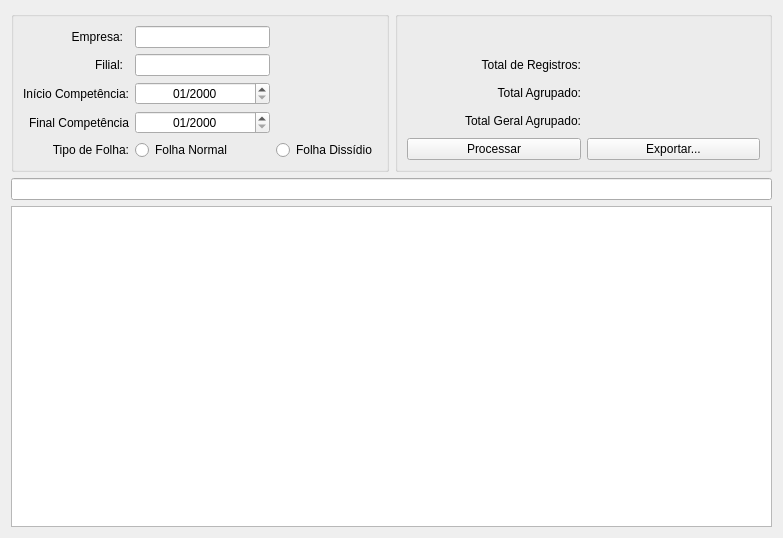
Before: the Qt Designer form planodecontas.ui in fallomermo/SeverinoToolKit, drawn with Qt 5.
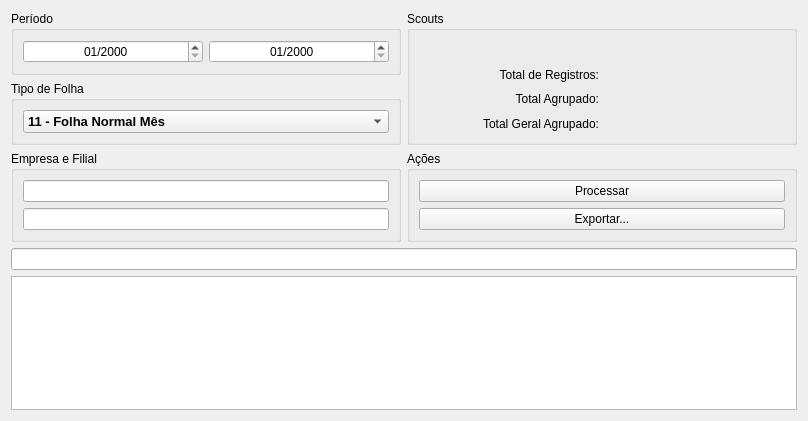
After: the same form once the commit is applied. Icons and pictures are not drawn.

```diff
--- a/planodecontas.ui
+++ b/planodecontas.ui
@@ -6,8 +6,8 @@
    <rect>
     <x>0</x>
     <y>0</y>
-    <width>783</width>
-    <height>538</height>
+    <width>808</width>
+    <height>421</height>
    </rect>
   </property>
   <property name="windowTitle">
@@ -17,24 +17,146 @@
    <string notr="true"/>
   </property>
   <layout class="QGridLayout" name="gridLayout_2">
-   <item row="4" column="0" colspan="4">
+   <item row="2" column="0" rowspan="2" colspan="2">
+    <widget class="QGroupBox" name="groupBox_Filtro">
+     <property name="title">
+      <string>Empresa e Filial</string>
+     </property>
+     <layout class="QGridLayout" name="gridLayout">
+      <item row="0" column="0">
+       <widget class="QLineEdit" name="campoIDEmpresa">
+        <property name="minimumSize">
+         <size>
+          <width>100</width>
+          <height>0</height>
+         </size>
+        </property>
+        <property name="clearButtonEnabled">
+         <bool>false</bool>
+        </property>
+       </widget>
+      </item>
+      <item row="1" column="0">
+       <widget class="QLineEdit" name="campoIDFilial">
+        <property name="minimumSize">
+         <size>
+          <width>100</width>
+          <height>0</height>
+         </size>
+        </property>
+        <property name="clearButtonEnabled">
+         <bool>false</bool>
+        </property>
+       </widget>
+      </item>
+     </layout>
+    </widget>
+   </item>
+   <item row="7" column="0" colspan="4">
     <widget class="QTableWidget" name="tableWidget">
      <property name="sortingEnabled">
       <bool>true</bool>
      </property>
     </widget>
    </item>
-   <item row="3" column="0" colspan="4">
+   <item row="6" column="0" colspan="4">
     <widget class="QLineEdit" name="campoPesquisarObjetosTabela">
      <property name="clearButtonEnabled">
       <bool>true</bool>
      </property>
     </widget>
    </item>
+   <item row="0" column="0" colspan="2">
+    <widget class="QGroupBox" name="groupBox_Filtro_3">
+     <property name="title">
+      <string>Período</string>
+     </property>
+     <layout class="QHBoxLayout" name="horizontalLayout">
+      <item>
+       <widget class="QDateEdit" name="campoInicioPeriodo">
+        <property name="minimumSize">
+         <size>
+          <width>100</width>
+          <height>0</height>
+         </size>
+        </property>
+        <property name="alignment">
+         <set>Qt::AlignCenter</set>
+        </property>
+        <property name="showGroupSeparator" stdset="0">
+         <bool>true</bool>
+        </property>
+        <property name="displayFormat">
+         <string>MM/yyyy</string>
+        </property>
+       </widget>
+      </item>
+      <item>
+       <widget class="QDateEdit" name="campoFinalPeriodo">
+        <property name="minimumSize">
+         <size>
+          <width>100</width>
+          <height>0</height>
+         </size>
+        </property>
+        <property name="alignment">
+         <set>Qt::AlignCenter</set>
+        </property>
+        <property name="showGroupSeparator" stdset="0">
+         <bool>true</bool>
+        </property>
+        <property name="displayFormat">
+         <string>MM/yyyy</string>
+        </property>
+       </widget>
+      </item>
+     </layout>
+    </widget>
+   </item>
+   <item row="1" column="0" colspan="2">
+    <widget class="QGroupBox" name="groupBox_Filtro_5">
+     <property name="title">
+      <string>Tipo de Folha</string>
+     </property>
+     <layout class="QHBoxLayout" name="horizontalLayout_3">
+      <item>
+       <widget class="QComboBox" name="comboBoxTiposCalculos">
+        <property name="font">
+         <font>
+          <pointsize>10</pointsize>
+          <weight>75</weight>
+          <bold>true</bold>
+         </font>
+        </property>
+        <item>
+         <property name="text">
+          <string>11 - Folha Normal Mês</string>
+         </property>
+        </item>
+        <item>
+         <property name="text">
+          <string>14 - Folha Complementar de Dissídio Coletivo</string>
+         </property>
+        </item>
+        <item>
+         <property name="text">
+          <string>31 - Folha de Adiantamento de 13º Salário</string>
+         </property>
+        </item>
+        <item>
+         <property name="text">
+          <string>32 - Folha de 13º - Integral</string>
+         </property>
+        </item>
+       </widget>
+      </item>
+     </layout>
+    </widget>
+   </item>
    <item row="0" column="2" rowspan="2" colspan="2">
     <widget class="QGroupBox" name="groupBox_Filtro_2">
      <property name="title">
-      <string/>
+      <string>Scouts</string>
      </property>
      <layout class="QGridLayout" name="gridLayout_6">
       <item row="1" column="0">
@@ -144,18 +266,16 @@
         </property>
        </widget>
       </item>
-      <item row="4" column="1">
-       <widget class="QPushButton" name="botaoExportar">
-        <property name="text">
-         <string>Exportar...</string>
-        </property>
-        <property name="icon">
-         <iconset resource="thema.qrc">
-          <normaloff>:/images/csv-file-format-extension.png</normaloff>:/images/csv-file-format-extension.png</iconset>
-        </property>
-       </widget>
-      </item>
-      <item row="4" column="0">
+     </layout>
+    </widget>
+   </item>
+   <item row="2" column="2" rowspan="2" colspan="2">
+    <widget class="QGroupBox" name="groupBox_Filtro_4">
+     <property name="title">
+      <string>Ações</string>
+     </property>
+     <layout class="QVBoxLayout" name="verticalLayout">
+      <item>
        <widget class="QPushButton" name="botaoProcessar">
         <property name="text">
          <string>Processar</string>
@@ -166,226 +286,17 @@
         </property>
        </widget>
       </item>
-     </layout>
-    </widget>
-   </item>
-   <item row="0" column="0" rowspan="2" colspan="2">
-    <widget class="QGroupBox" name="groupBox_Filtro">
-     <property name="title">
-      <string/>
-     </property>
-     <layout class="QGridLayout" name="gridLayout">
-      <item row="0" column="0">
-       <widget class="QLabel" name="label_7">
-        <property name="minimumSize">
-         <size>
-          <width>100</width>
-          <height>0</height>
-         </size>
-        </property>
-        <property name="maximumSize">
-         <size>
-          <width>81</width>
-          <height>16777215</height>
-         </size>
-        </property>
+      <item>
+       <widget class="QPushButton" name="botaoExportar">
         <property name="text">
-         <string>Empresa:</string>
+         <string>Exportar...</string>
         </property>
-        <property name="alignment">
-         <set>Qt::AlignRight|Qt::AlignTrailing|Qt::AlignVCenter</set>
+        <property name="icon">
+         <iconset resource="thema.qrc">
+          <normaloff>:/images/csv-file-format-extension.png</normaloff>:/images/csv-file-format-extension.png</iconset>
         </property>
        </widget>
       </item>
-      <item row="2" column="1">
-       <widget class="QDateEdit" name="campoInicioPeriodo">
-        <property name="minimumSize">
-         <size>
-          <width>100</width>
-          <height>0</height>
-         </size>
-        </property>
-        <property name="alignment">
-         <set>Qt::AlignCenter</set>
-        </property>
-        <property name="showGroupSeparator" stdset="0">
-         <bool>true</bool>
-        </property>
-        <property name="displayFormat">
-         <string>MM/yyyy</string>
-        </property>
-       </widget>
-      </item>
-      <item row="3" column="0">
-       <widget class="QLabel" name="label">
-        <property name="minimumSize">
-         <size>
-          <width>100</width>
-          <height>0</height>
-         </size>
-        </property>
-        <property name="text">
-         <string>Final Competência</string>
-        </property>
-        <property name="alignment">
-         <set>Qt::AlignRight|Qt::AlignTrailing|Qt::AlignVCenter</set>
-        </property>
-       </widget>
-      </item>
-      <item row="0" column="2" colspan="2">
-       <widget class="QLabel" name="campoNomeEmpresa">
-        <property name="minimumSize">
-         <size>
-          <width>100</width>
-          <height>0</height>
-         </size>
-        </property>
-        <property name="text">
-         <string/>
-        </property>
-       </widget>
-      </item>
-      <item row="1" column="0">
-       <widget class="QLabel" name="label_6">
-        <property name="minimumSize">
-         <size>
-          <width>100</width>
-          <height>0</height>
-         </size>
-        </property>
-        <property name="maximumSize">
-         <size>
-          <width>81</width>
-          <height>16777215</height>
-         </size>
-        </property>
-        <property name="text">
-         <string>Filial:</string>
-        </property>
-        <property name="alignment">
-         <set>Qt::AlignRight|Qt::AlignTrailing|Qt::AlignVCenter</set>
-        </property>
-       </widget>
-      </item>
-      <item row="0" column="1">
-       <widget class="QLineEdit" name="campoIDEmpresa">
-        <property name="minimumSize">
-         <size>
-          <width>100</width>
-          <height>0</height>
-         </size>
-        </property>
-        <property name="maximumSize">
-         <size>
-          <width>140</width>
-          <height>16777215</height>
-         </size>
-        </property>
-        <property name="clearButtonEnabled">
-         <bool>false</bool>
-        </property>
-       </widget>
-      </item>
-      <item row="3" column="1">
-       <widget class="QDateEdit" name="campoFinalPeriodo">
-        <property name="minimumSize">
-         <size>
-          <width>100</width>
-          <height>0</height>
-         </size>
-        </property>
-        <property name="alignment">
-         <set>Qt::AlignCenter</set>
-        </property>
-        <property name="showGroupSeparator" stdset="0">
-         <bool>true</bool>
-        </property>
-        <property name="displayFormat">
-         <string>MM/yyyy</string>
-        </property>
-       </widget>
-      </item>
-      <item row="1" column="2" colspan="2">
-       <widget class="QLabel" name="campoNomeFilial">
-        <property name="minimumSize">
-         <size>
-          <width>100</width>
-          <height>0</height>
-         </size>
-        </property>
-        <property name="text">
-         <string/>
-        </property>
-       </widget>
-      </item>
-      <item row="2" column="0">
-       <widget class="QLabel" name="label_5">
-        <property name="minimumSize">
-         <size>
-          <width>100</width>
-          <height>0</height>
-         </size>
-        </property>
-        <property name="text">
-         <string>Início Competência:</string>
-        </property>
-        <property name="alignment">
-         <set>Qt::AlignRight|Qt::AlignTrailing|Qt::AlignVCenter</set>
-        </property>
-       </widget>
-      </item>
-      <item row="4" column="2" colspan="2">
-       <widget class="QRadioButton" name="campoFolhaDissidio">
-        <property name="toolTip">
-         <string>&lt;html&gt;&lt;head/&gt;&lt;body&gt;&lt;p&gt;Quando for folha de dissidio, a pesquisa se baseia na data de pagamento do calculo. Portanto, selecione um período em que essa data seja abrangida.&lt;/p&gt;&lt;/body&gt;&lt;/html&gt;</string>
-        </property>
-        <property name="text">
-         <string>Folha Dissídio</string>
-        </property>
-       </widget>
-      </item>
-      <item row="4" column="1">
-       <widget class="QRadioButton" name="campoFolhaNormal">
-        <property name="text">
-         <string>Folha Normal</string>
-        </property>
-       </widget>
-      </item>
-      <item row="1" column="1">
-       <widget class="QLineEdit" name="campoIDFilial">
-        <property name="minimumSize">
-         <size>
-          <width>100</width>
-          <height>0</height>
-         </size>
-        </property>
-        <property name="maximumSize">
-         <size>
-          <width>140</width>
-          <height>16777215</height>
-         </size>
-        </property>
-        <property name="clearButtonEnabled">
-         <bool>false</bool>
-        </property>
-       </widget>
-      </item>
-      <item row="4" column="0">
-       <widget class="QLabel" name="label_2">
-        <property name="minimumSize">
-         <size>
-          <width>100</width>
-          <height>0</height>
-         </size>
-        </property>
-        <property name="text">
-         <string>Tipo de Folha:</string>
-        </property>
-        <property name="alignment">
-         <set>Qt::AlignRight|Qt::AlignTrailing|Qt::AlignVCenter</set>
-        </property>
-       </widget>
-      </item>
      </layout>
      <zorder>campoNomeFilial</zorder>
      <zorder>label_6</zorder>
```
Left out of the diff: 20 changed lines with no effect on the pictures.
